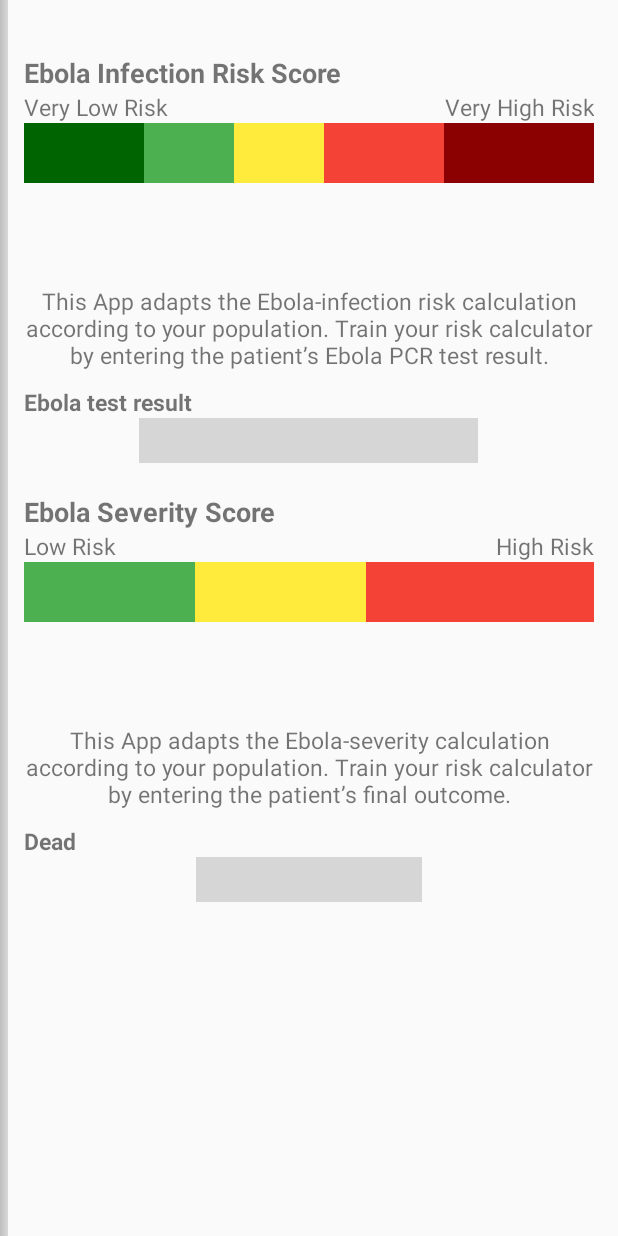
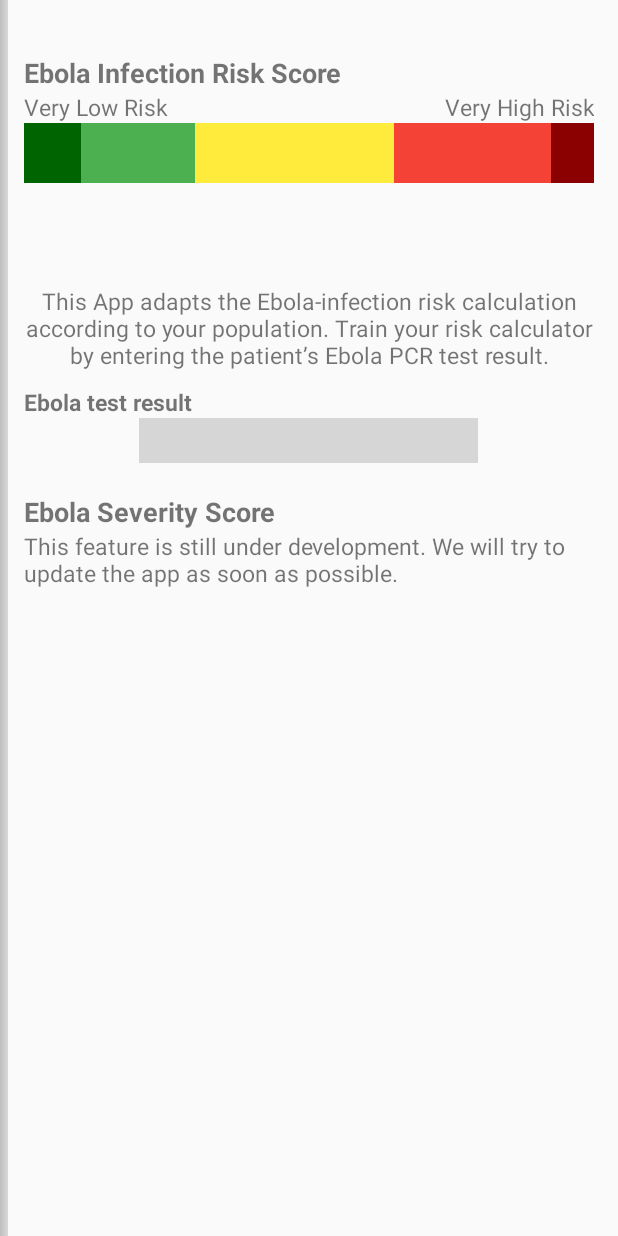
Before and after one commit to oberlej/Ebola-Worker, an Android app: the fragment RiskScoreFragment shown on its own in the app's theme, after a tap on "Yes", on a phone screen of 412 x 824 dp. Run offline under Robolectric (Android 15) with nearby library versions, the light colour scheme and no system bars; 2 statements that could not run were skipped; grey boxes are pictures that could not be loaded.

Commit message:
set severity score to under dev fix bar sizes for infection score add date to infection score calculation

```diff
--- a/app/src/main/java/com/example/ebolaworker/fragments/PatientFragment.java
+++ b/app/src/main/java/com/example/ebolaworker/fragments/PatientFragment.java
@@ -40,6 +40,7 @@ import com.google.zxing.integration.android.IntentResult;
 import java.text.ParseException;
 import java.text.SimpleDateFormat;
 import java.util.Calendar;
+import java.util.Date;
 import java.util.Random;
 
 import static android.app.Activity.RESULT_OK;
@@ -522,6 +523,10 @@ public class PatientFragment extends Fragment implements View.OnClickListener {
         return mLastName.getText().toString() + " " + mFirstName.getText().toString();
     }
 
+    public Date getTriageDate() throws ParseException {
+        return dateFormat.parse(mTriageDate.getText().toString());
+    }
+
     @Override
     public void onClick(View v) {
         switch (v.getId()) {
--- a/app/src/main/java/com/example/ebolaworker/fragments/RiskScoreFragment.java
+++ b/app/src/main/java/com/example/ebolaworker/fragments/RiskScoreFragment.java
@@ -19,7 +19,9 @@ import com.example.ebolaworker.model.Symptom;
 import java.text.ParseException;
 import java.text.SimpleDateFormat;
 import java.util.Calendar;
+import java.util.Date;
 import java.util.List;
+import java.util.concurrent.TimeUnit;
 
 public class RiskScoreFragment extends Fragment implements View.OnClickListener {
 
@@ -41,6 +43,7 @@ public class RiskScoreFragment extends Fragment implements View.OnClickListener
     private TextView mDeathPlaceholder;
 
     private SymptomsFragment mSymptomsFrag;
+    private PatientFragment mPatientFrag;
 
     static final String DATE_FORMAT = "dd/MM/yyyy";
     SimpleDateFormat dateFormat = new SimpleDateFormat(DATE_FORMAT);
@@ -98,31 +101,12 @@ public class RiskScoreFragment extends Fragment implements View.OnClickListener
         paint.setTextSize(getResources().getDimension(R.dimen.text_size));
         mLabelSize = paint.measureText(mLabel);
 
-        mSymptomsFrag = ((TriageActivity)getActivity()).getSymptomFragment();
+        mSymptomsFrag = ((TriageActivity) getActivity()).getSymptomFragment();
+        mPatientFrag = ((TriageActivity) getActivity()).getPatientFragment();
+
     }
 
     public void computeScore(long patientId) {
-
-//        if (patientId != -1) {
-//            List<Symptom> symptoms = mDBHelper.getAllSymptomsByPatientId(patientId);
-//            Cursor patient = mDBHelper.fetchByIdFromTable(patientId, DatabaseHelper.TABLE_PATIENT);
-//            int score = 0;
-//            if (patient != null && patient.moveToFirst() && !symptoms.isEmpty()) {
-//                String date = patient.getString(patient.getColumnIndexOrThrow(DatabaseHelper.DATE_ILLNESS));
-//                try {
-//                    Calendar dateIllness = Calendar.getInstance();
-//                    dateIllness.setTime(dateFormat.parse(date));
-//                    Calendar today = Calendar.getInstance();
-//                    int diff = today.compareTo(dateIllness);
-//                    if (diff > 4) {
-//                        score += 3;
-//                    }
-//                } catch (ParseException e) {
-//                }
-//
-//            }
-//
-//        }
         double logit = -3.326909;
         for (Symptom s : mSymptomsFrag.getSymptoms()) {
             if (!(s.is_present == DatabaseHelper.SymptomPresent.YES.ordinal())) continue;
@@ -130,10 +114,21 @@ public class RiskScoreFragment extends Fragment implements View.OnClickListener
         }
         logit += mSymptomsFrag.hadEbolaContact() ? 2.967292 : 0;
 
+        try {
+            Date triageDate = mPatientFrag.getTriageDate();
+            Date firstSympDate = mSymptomsFrag.getFirstSympDate();
+            long diff = triageDate.getTime() - firstSympDate.getTime();
+            if (diff > 0) {
+                int days = ((Long) TimeUnit.DAYS.convert(diff, TimeUnit.MILLISECONDS)).intValue();
+                logit += days * 1.315461;
+            }
+        } catch (ParseException e) {
+        }
+
         double prob = Math.exp(logit) / (1 + Math.exp(logit)) * 100;
 
         //-mLabelSize/2 so that the Label (X) is centered on the percentage. Otherwise it starts at the percentage
-        mEbolaScoreLabel.setPadding((int)(mEbolaScoreLabel.getWidth()*(prob/100) - mLabelSize/2),0,0,0);
+        mEbolaScoreLabel.setPadding((int) (mEbolaScoreLabel.getWidth() * (prob / 100) - mLabelSize / 2), 0, 0, 0);
         mEbolaScoreLabel.setText(mLabel);
         mEbolaScore.setText(String.valueOf(Math.round(prob * 100d) / 100d) + "%");
     }
@@ -178,8 +173,11 @@ public class RiskScoreFragment extends Fragment implements View.OnClickListener
     public void onClick(View v) {
         switch (v.getId()) {
             case R.id.risk_ebola_yes_rb:
-                mDeathPlaceholder.setVisibility(View.GONE);
-                mWrapperDeath.setVisibility(View.VISIBLE);
+//                mDeathPlaceholder.setVisibility(View.GONE);
+//                mWrapperDeath.setVisibility(View.VISIBLE);
+                mDeathPlaceholder.setVisibility(View.VISIBLE);
+                mWrapperDeath.setVisibility(View.GONE);
+                mDeathPlaceholder.setText("This feature is still under development. We will try to update the app as soon as possible.");
                 break;
             case R.id.risk_ebola_no_rb:
                 mDeathPlaceholder.setVisibility(View.VISIBLE);
--- a/app/src/main/res/layout/fragment_risk_score.xml
+++ b/app/src/main/res/layout/fragment_risk_score.xml
@@ -58,36 +58,36 @@
                         android:layout_width="match_parent"
                         android:layout_height="wrap_content"
                         android:orientation="horizontal"
-                        android:weightSum="19">
+                        android:weightSum="10">
 
                         <TextView
                             android:id="@+id/risk_bar_ebola_very_low"
                             style="@style/RiskScoreBarField"
-                            android:layout_weight="@integer/weightVeryLow"
+                            android:layout_weight="1"
                             android:background="@color/colorVeryLowRisk" />
 
                         <TextView
                             android:id="@+id/risk_bar_ebola_low"
                             style="@style/RiskScoreBarField"
-                            android:layout_weight="@integer/weightLow"
+                            android:layout_weight="2"
                             android:background="@color/colorLowRisk" />
 
                         <TextView
                             android:id="@+id/risk_bar_ebola_med"
                             style="@style/RiskScoreBarField"
-                            android:layout_weight="@integer/weightMed"
+                            android:layout_weight="3.5"
                             android:background="@color/colorMedRisk" />
 
                         <TextView
                             android:id="@+id/risk_bar_ebola_high"
                             style="@style/RiskScoreBarField"
-                            android:layout_weight="@integer/weightHigh"
+                            android:layout_weight="2.75"
                             android:background="@color/colorHighRisk" />
 
                         <TextView
                             android:id="@+id/risk_bar_ebola_very_high"
                             style="@style/RiskScoreBarField"
-                            android:layout_weight="@integer/weightVeryHigh"
+                            android:layout_weight="0.75"
                             android:background="@color/colorVeryHighRisk" />
 
                     </LinearLayout>
--- a/app/src/main/res/layout/fragment_symptoms.xml
+++ b/app/src/main/res/layout/fragment_symptoms.xml
@@ -26,7 +26,7 @@
             android:textColor="@android:color/black" />
 
         <RadioGroup
-            android:id="@+id/symptom_row_rg"
+            android:id="@+id/symptom_contact_rg"
             style="@style/RadioGroup"
             android:layout_marginTop="10dp">
 
--- a/app/src/main/res/values/integers.xml
+++ b/app/src/main/res/values/integers.xml
@@ -1,8 +1,8 @@
 <?xml version="1.0" encoding="utf-8"?>
 <resources>
-    <integer name="weightVeryLow">4</integer>
-    <integer name="weightLow">3</integer>
-    <integer name="weightMed">3</integer>
-    <integer name="weightHigh">4</integer>
-    <integer name="weightVeryHigh">7</integer>
+    <integer name="weightVeryLow">1</integer>
+    <integer name="weightLow">1</integer>
+    <integer name="weightMed">1</integer>
+    <integer name="weightHigh">1</integer>
+    <integer name="weightVeryHigh">1</integer>
 </resources>
```
Also changed, not shown: app/src/main/java/com/example/ebolaworker/fragments/SymptomsFragment.java (+17 -12 lines).
